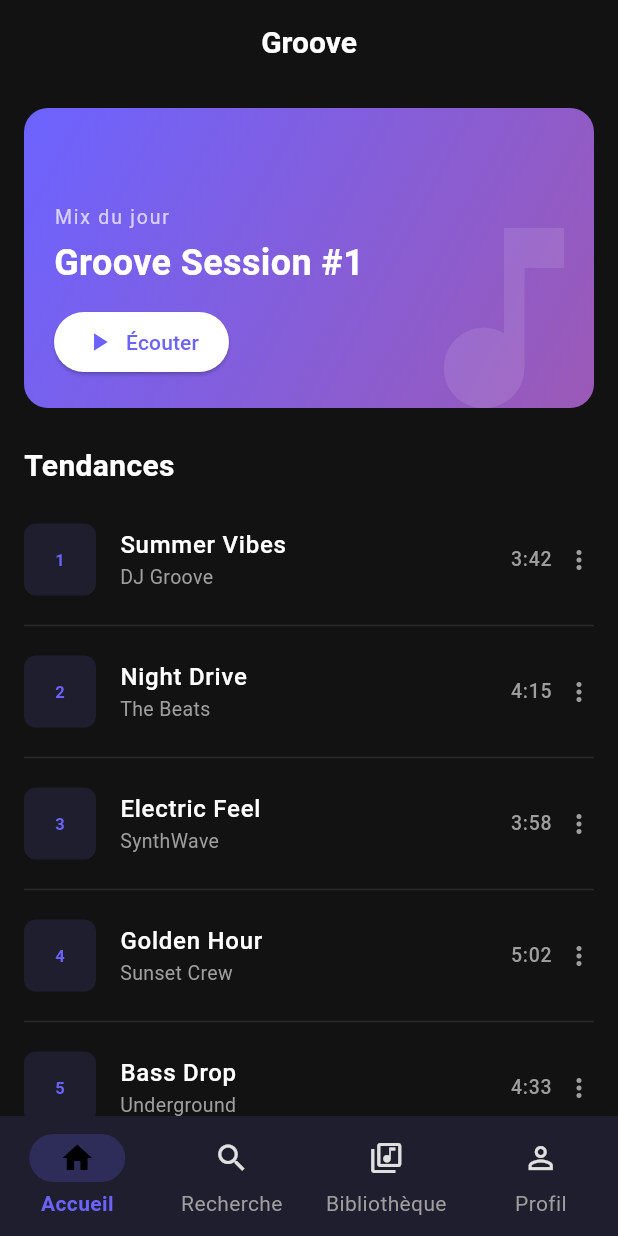
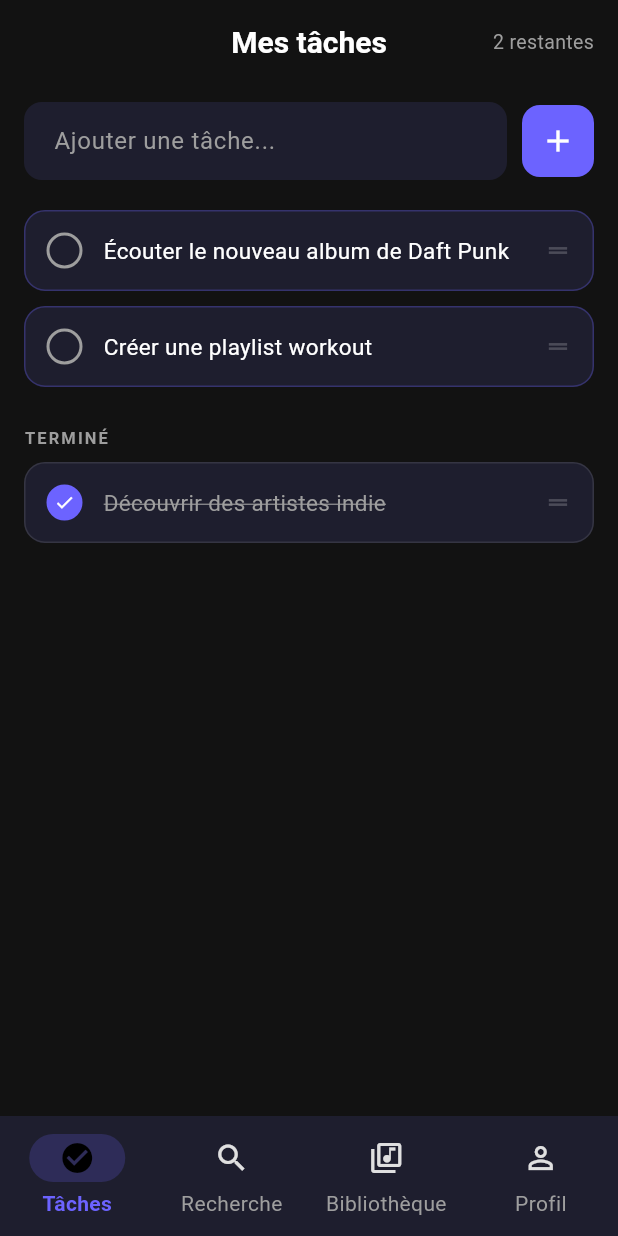
Before and after one commit to chouflheure/GrooveMobile, a Flutter app: the screen it shows after launch, on a phone screen of 412 x 824 dp. Run offline on Flutter 3.47's test engine with Material 3 defaults, Android fonts, the phone set to English and light mode, and no system bars.

Commit message:
new commit

```diff
--- a/lib/main.dart
+++ b/lib/main.dart
@@ -54,9 +54,9 @@ class _MainNavigationState extends State<MainNavigation> {
         },
         destinations: const [
           NavigationDestination(
-            icon: Icon(Icons.home_outlined),
-            selectedIcon: Icon(Icons.home),
-            label: 'Accueil',
+            icon: Icon(Icons.check_circle_outline),
+            selectedIcon: Icon(Icons.check_circle),
+            label: 'Tâches',
           ),
           NavigationDestination(
             icon: Icon(Icons.search_outlined),
--- a/lib/screens/home_screen.dart
+++ b/lib/screens/home_screen.dart
@@ -1,102 +1,201 @@
 import 'package:flutter/material.dart';
 import '../theme/app_theme.dart';
 
-class HomeScreen extends StatelessWidget {
+class TodoItem {
+  final String id;
+  String title;
+  bool isDone;
+
+  TodoItem({required this.id, required this.title, this.isDone = false});
+}
+
+class HomeScreen extends StatefulWidget {
   const HomeScreen({super.key});
+
+  @override
+  State<HomeScreen> createState() => _HomeScreenState();
+}
+
+class _HomeScreenState extends State<HomeScreen> {
+  final List<TodoItem> _todos = [
+    TodoItem(id: '1', title: 'Écouter le nouveau album de Daft Punk'),
+    TodoItem(id: '2', title: 'Créer une playlist workout'),
+    TodoItem(id: '3', title: 'Découvrir des artistes indie', isDone: true),
+  ];
+
+  final TextEditingController _controller = TextEditingController();
+
+  void _addTodo() {
+    final text = _controller.text.trim();
+    if (text.isEmpty) return;
+    setState(() {
+      _todos.add(TodoItem(
+        id: DateTime.now().millisecondsSinceEpoch.toString(),
+        title: text,
+      ));
+      _controller.clear();
+    });
+  }
+
+  void _toggleTodo(String id) {
+    setState(() {
+      final todo = _todos.firstWhere((t) => t.id == id);
+      todo.isDone = !todo.isDone;
+    });
+  }
+
+  void _deleteTodo(String id) {
+    setState(() => _todos.removeWhere((t) => t.id == id));
+  }
+
+  void _showEditDialog(TodoItem todo) {
+    final editController = TextEditingController(text: todo.title);
+    showDialog(
+      context: context,
+      builder: (context) => AlertDialog(
+        backgroundColor: AppTheme.surface,
+        title: const Text('Modifier', style: TextStyle(color: Colors.white)),
+        content: TextField(
+          controller: editController,
+          autofocus: true,
+          style: const TextStyle(color: Colors.white),
+          decoration: const InputDecoration(
+            enabledBorder: UnderlineInputBorder(
+              borderSide: BorderSide(color: AppTheme.primary),
+            ),
+            focusedBorder: UnderlineInputBorder(
+              borderSide: BorderSide(color: AppTheme.primary, width: 2),
+            ),
+          ),
+        ),
+        actions: [
+          TextButton(
+            onPressed: () => Navigator.pop(context),
+            child: const Text('Annuler', style: TextStyle(color: Colors.grey)),
+          ),
+          TextButton(
+            onPressed: () {
+              final newText = editController.text.trim();
+              if (newText.isNotEmpty) {
+                setState(() => todo.title = newText);
+              }
+              Navigator.pop(context);
+            },
+            child: const Text('Sauvegarder', style: TextStyle(color: AppTheme.primary)),
+          ),
+        ],
+      ),
+    );
+  }
+
+  List<TodoItem> get _pending => _todos.where((t) => !t.isDone).toList();
+  List<TodoItem> get _done => _todos.where((t) => t.isDone).toList();
+
+  @override
+  void dispose() {
+    _controller.dispose();
+    super.dispose();
+  }
 
   @override
   Widget build(BuildContext context) {
     return Scaffold(
       appBar: AppBar(
-        title: const Text('Groove'),
-      ),
-      body: SingleChildScrollView(
-        padding: const EdgeInsets.all(16),
-        child: Column(
-          crossAxisAlignment: CrossAxisAlignment.start,
-          children: [
-            _FeaturedCard(),
-            const SizedBox(height: 24),
-            const Text(
-              'Tendances',
-              style: TextStyle(
-                fontSize: 20,
-                fontWeight: FontWeight.bold,
-                color: Colors.white,
+        title: const Text('Mes tâches'),
+        actions: [
+          Padding(
+            padding: const EdgeInsets.only(right: 16),
+            child: Center(
+              child: Text(
+                '${_pending.length} restante${_pending.length > 1 ? 's' : ''}',
+                style: const TextStyle(color: Colors.grey, fontSize: 13),
               ),
             ),
-            const SizedBox(height: 12),
-            TrackList(),
-          ],
-        ),
+          ),
+        ],
+      ),
+      body: Column(
+        children: [
+          _InputBar(controller: _controller, onAdd: _addTodo),
+          Expanded(
+            child: _todos.isEmpty
+                ? const _EmptyState()
+                : ListView(
+                    padding: const EdgeInsets.symmetric(horizontal: 16),
+                    children: [
+                      if (_pending.isNotEmpty) ...[
+                        const SizedBox(height: 8),
+                        ..._pending.map((todo) => _TodoTile(
+                              todo: todo,
+                              onToggle: () => _toggleTodo(todo.id),
+                              onDelete: () => _deleteTodo(todo.id),
+                              onEdit: () => _showEditDialog(todo),
+                            )),
+                      ],
+                      if (_done.isNotEmpty) ...[
+                        const SizedBox(height: 16),
+                        const _SectionLabel(label: 'Terminé'),
+                        const SizedBox(height: 8),
+                        ..._done.map((todo) => _TodoTile(
+                              todo: todo,
+                              onToggle: () => _toggleTodo(todo.id),
+                              onDelete: () => _deleteTodo(todo.id),
+                              onEdit: () => _showEditDialog(todo),
+                            )),
+                        const SizedBox(height: 16),
+                      ],
+                    ],
+                  ),
+          ),
+        ],
       ),
     );
   }
 }
 
-class _FeaturedCard extends StatelessWidget {
+class _InputBar extends StatelessWidget {
+  final TextEditingController controller;
+  final VoidCallback onAdd;
+
+  const _InputBar({required this.controller, required this.onAdd});
+
   @override
   Widget build(BuildContext context) {
     return Container(
-      width: double.infinity,
-      height: 200,
-      decoration: BoxDecoration(
-        gradient: const LinearGradient(
-          colors: [AppTheme.primary, Color(0xFF9B59B6)],
-          begin: Alignment.topLeft,
-          end: Alignment.bottomRight,
-        ),
-        borderRadius: BorderRadius.circular(16),
-      ),
-      child: Stack(
+      padding: const EdgeInsets.fromLTRB(16, 12, 16, 12),
+      color: AppTheme.background,
+      child: Row(
         children: [
-          Positioned(
-            right: -20,
-            bottom: -20,
-            child: Icon(
-              Icons.music_note,
-              size: 160,
-              color: Colors.white.withValues(alpha: 0.1),
+          Expanded(
+            child: TextField(
+              controller: controller,
+              style: const TextStyle(color: Colors.white),
+              textInputAction: TextInputAction.done,
+              onSubmitted: (_) => onAdd(),
+              decoration: InputDecoration(
+                hintText: 'Ajouter une tâche...',
+                hintStyle: const TextStyle(color: Colors.grey),
+                filled: true,
+                fillColor: AppTheme.surface,
+                contentPadding: const EdgeInsets.symmetric(horizontal: 16, vertical: 14),
+                border: OutlineInputBorder(
+                  borderRadius: BorderRadius.circular(12),
+                  borderSide: BorderSide.none,
+                ),
+              ),
             ),
           ),
-          Padding(
-            padding: const EdgeInsets.all(20),
-            child: Column(
-              crossAxisAlignment: CrossAxisAlignment.start,
-              mainAxisAlignment: MainAxisAlignment.end,
-              children: [
-                const Text(
-                  'Mix du jour',
-                  style: TextStyle(
-                    color: Colors.white70,
-                    fontSize: 13,
-                    letterSpacing: 1.2,
-                  ),
-                ),
-                const SizedBox(height: 4),
-                const Text(
-                  'Groove Session #1',
-                  style: TextStyle(
-                    color: Colors.white,
-                    fontSize: 24,
-                    fontWeight: FontWeight.bold,
-                  ),
-                ),
-                const SizedBox(height: 12),
-                ElevatedButton.icon(
-                  onPressed: () {},
-                  icon: const Icon(Icons.play_arrow, size: 20),
-                  label: const Text('Écouter'),
-                  style: ElevatedButton.styleFrom(
-                    backgroundColor: Colors.white,
-                    foregroundColor: AppTheme.primary,
-                    padding: const EdgeInsets.symmetric(horizontal: 20, vertical: 10),
-                    shape: RoundedRectangleBorder(
-                      borderRadius: BorderRadius.circular(30),
-                    ),
-                  ),
-                ),
-              ],
+          const SizedBox(width: 10),
+          GestureDetector(
+            onTap: onAdd,
+            child: Container(
+              width: 48,
+              height: 48,
+              decoration: BoxDecoration(
+                color: AppTheme.primary,
+                borderRadius: BorderRadius.circular(12),
+              ),
+              child: const Icon(Icons.add, color: Colors.white),
             ),
           ),
         ],
@@ -105,67 +204,135 @@ class _FeaturedCard extends StatelessWidget {
   }
 }
 
-class TrackList extends StatelessWidget {
-  const TrackList({super.key});
+class _TodoTile extends StatelessWidget {
+  final TodoItem todo;
+  final VoidCallback onToggle;
+  final VoidCallback onDelete;
+  final VoidCallback onEdit;
 
-  final List<Map<String, String>> tracks = const [
-    {'title': 'Summer Vibes', 'artist': 'DJ Groove', 'duration': '3:42'},
-    {'title': 'Night Drive', 'artist': 'The Beats', 'duration': '4:15'},
-    {'title': 'Electric Feel', 'artist': 'SynthWave', 'duration': '3:58'},
-    {'title': 'Golden Hour', 'artist': 'Sunset Crew', 'duration': '5:02'},
-    {'title': 'Bass Drop', 'artist': 'Underground', 'duration': '4:33'},
-  ];
+  const _TodoTile({
+    required this.todo,
+    required this.onToggle,
+    required this.onDelete,
+    required this.onEdit,
+  });
 
   @override
   Widget build(BuildContext context) {
-    return ListView.separated(
-      shrinkWrap: true,
-      physics: const NeverScrollableScrollPhysics(),
-      itemCount: tracks.length,
-      separatorBuilder: (_, _) => const Divider(color: Colors.white10),
-      itemBuilder: (context, index) {
-        final track = tracks[index];
-        return ListTile(
-          contentPadding: EdgeInsets.zero,
-          leading: Container(
-            width: 48,
-            height: 48,
-            decoration: BoxDecoration(
-              color: AppTheme.surface,
-              borderRadius: BorderRadius.circular(8),
+    return Dismissible(
+      key: Key(todo.id),
+      direction: DismissDirection.endToStart,
+      onDismissed: (_) => onDelete(),
+      background: Container(
+        alignment: Alignment.centerRight,
+        padding: const EdgeInsets.only(right: 20),
+        margin: const EdgeInsets.only(bottom: 10),
+        decoration: BoxDecoration(
+          color: Colors.redAccent,
+          borderRadius: BorderRadius.circular(14),
+        ),
+        child: const Icon(Icons.delete_outline, color: Colors.white),
+      ),
+      child: GestureDetector(
+        onLongPress: onEdit,
+        child: Container(
+          margin: const EdgeInsets.only(bottom: 10),
+          padding: const EdgeInsets.symmetric(horizontal: 14, vertical: 14),
+          decoration: BoxDecoration(
+            color: AppTheme.surface,
+            borderRadius: BorderRadius.circular(14),
+            border: Border.all(
+              color: todo.isDone ? Colors.white10 : AppTheme.primary.withValues(alpha: 0.3),
+              width: 1,
             ),
-            child: Center(
-              child: Text(
-                '${index + 1}',
-                style: const TextStyle(
-                  color: AppTheme.primary,
-                  fontWeight: FontWeight.bold,
+          ),
+          child: Row(
+            children: [
+              GestureDetector(
+                onTap: onToggle,
+                child: AnimatedContainer(
+                  duration: const Duration(milliseconds: 200),
+                  width: 24,
+                  height: 24,
+                  decoration: BoxDecoration(
+                    shape: BoxShape.circle,
+                    color: todo.isDone ? AppTheme.primary : Colors.transparent,
+                    border: Border.all(
+                      color: todo.isDone ? AppTheme.primary : Colors.grey,
+                      width: 2,
+                    ),
+                  ),
+                  child: todo.isDone
+                      ? const Icon(Icons.check, size: 14, color: Colors.white)
+                      : null,
                 ),
               ),
-            ),
-          ),
-          title: Text(
-            track['title']!,
-            style: const TextStyle(color: Colors.white, fontWeight: FontWeight.w500),
-          ),
-          subtitle: Text(
-            track['artist']!,
-            style: const TextStyle(color: Colors.grey, fontSize: 13),
-          ),
-          trailing: Row(
-            mainAxisSize: MainAxisSize.min,
-            children: [
-              Text(
-                track['duration']!,
-                style: const TextStyle(color: Colors.grey, fontSize: 13),
+              const SizedBox(width: 14),
+              Expanded(
+                child: Text(
+                  todo.title,
+                  style: TextStyle(
+                    color: todo.isDone ? Colors.grey : Colors.white,
+                    fontSize: 15,
+                    decoration: todo.isDone ? TextDecoration.lineThrough : null,
+                    decorationColor: Colors.grey,
+                  ),
+                ),
               ),
               const SizedBox(width: 8),
-              const Icon(Icons.more_vert, color: Colors.grey, size: 20),
+              Icon(
+                Icons.drag_handle,
+                color: Colors.white.withValues(alpha: 0.2),
+                size: 18,
+              ),
             ],
           ),
-          onTap: () {},
-        );
-      },
+        ),
+      ),
     );
   }
 }
+
+class _SectionLabel extends StatelessWidget {
+  final String label;
+  const _SectionLabel({required this.label});
+
+  @override
+  Widget build(BuildContext context) {
+    return Text(
+      label.toUpperCase(),
+      style: const TextStyle(
+        color: Colors.grey,
+        fontSize: 11,
+        fontWeight: FontWeight.w600,
+        letterSpacing: 1.4,
+      ),
+    );
+  }
+}
+
+class _EmptyState extends StatelessWidget {
+  const _EmptyState();
+
+  @override
+  Widget build(BuildContext context) {
+    return const Center(
+      child: Column(
+        mainAxisSize: MainAxisSize.min,
+        children: [
+          Icon(Icons.check_circle_outline, size: 64, color: Colors.white12),
+          SizedBox(height: 16),
+          Text(
+            'Aucune tâche',
+            style: TextStyle(color: Colors.grey, fontSize: 16),
+          ),
+          SizedBox(height: 4),
+          Text(
+            'Ajoute ta première tâche ci-dessus',
+            style: TextStyle(color: Colors.white24, fontSize: 13),
+          ),
+        ],
+      ),
+    );
+  }
+}
```
